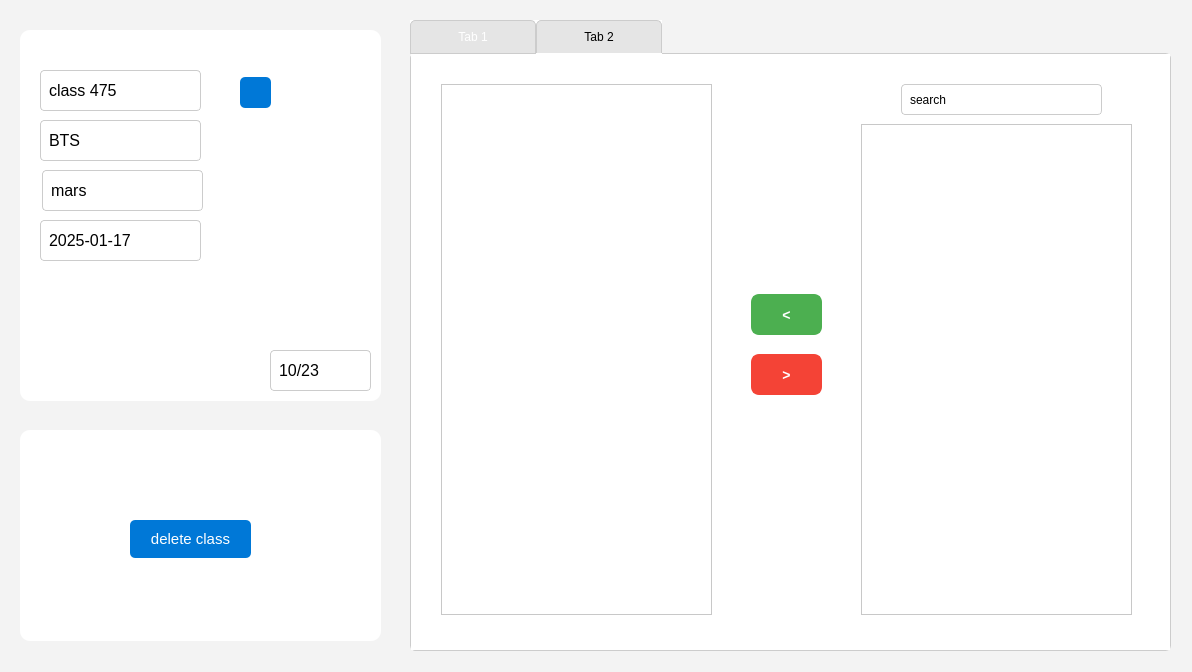
Old version of the form School_System/ui/EditClassDialog.ui in the repository KasperJack/School-Management-System.
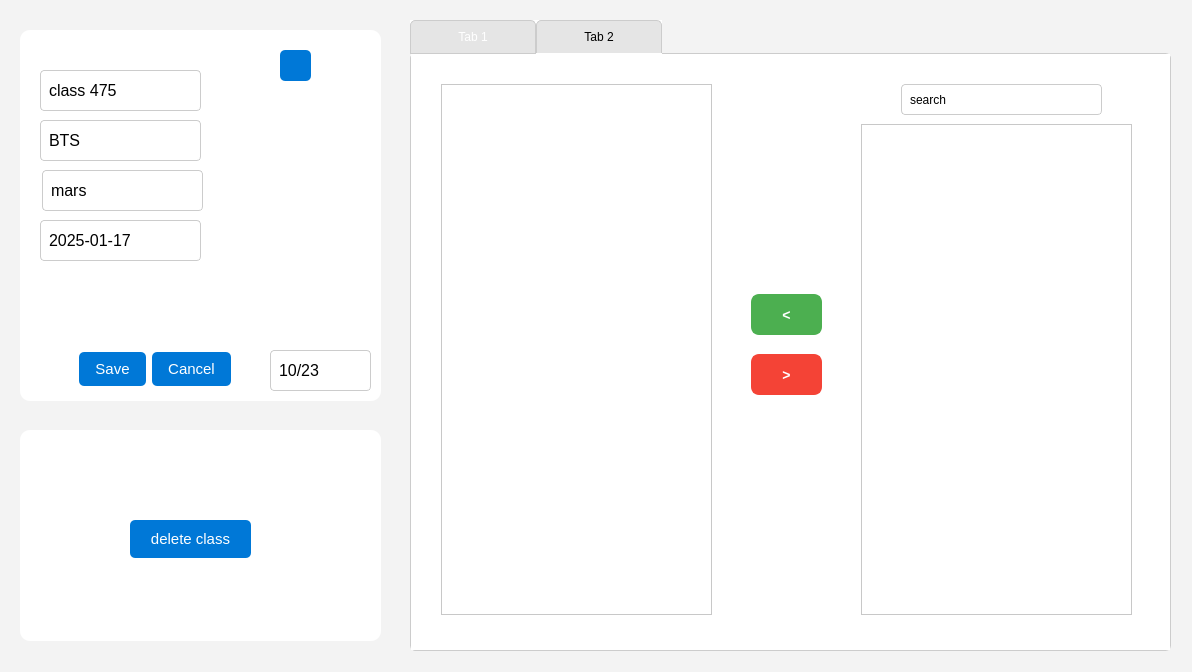
New version of the form. The open tabs and pages were chosen to show the change.

Diff of the .ui file:
```diff
--- a/School_System/ui/EditClassDialog.ui
+++ b/School_System/ui/EditClassDialog.ui
@@ -1042,8 +1042,8 @@
    <widget class="QPushButton" name="pushButton">
     <property name="geometry">
      <rect>
-      <x>220</x>
-      <y>47</y>
+      <x>260</x>
+      <y>20</y>
       <width>31</width>
       <height>31</height>
      </rect>
@@ -1052,6 +1052,19 @@
      <string/>
     </property>
    </widget>
+   <widget class="QDialogButtonBox" name="button_box">
+    <property name="geometry">
+     <rect>
+      <x>20</x>
+      <y>320</y>
+      <width>191</width>
+      <height>38</height>
+     </rect>
+    </property>
+    <property name="standardButtons">
+     <set>QDialogButtonBox::StandardButton::Cancel|QDialogButtonBox::StandardButton::Save</set>
+    </property>
+   </widget>
   </widget>
  </widget>
  <resources/>
```
Left out of the diff: 4 changed lines with no effect on the pictures.
